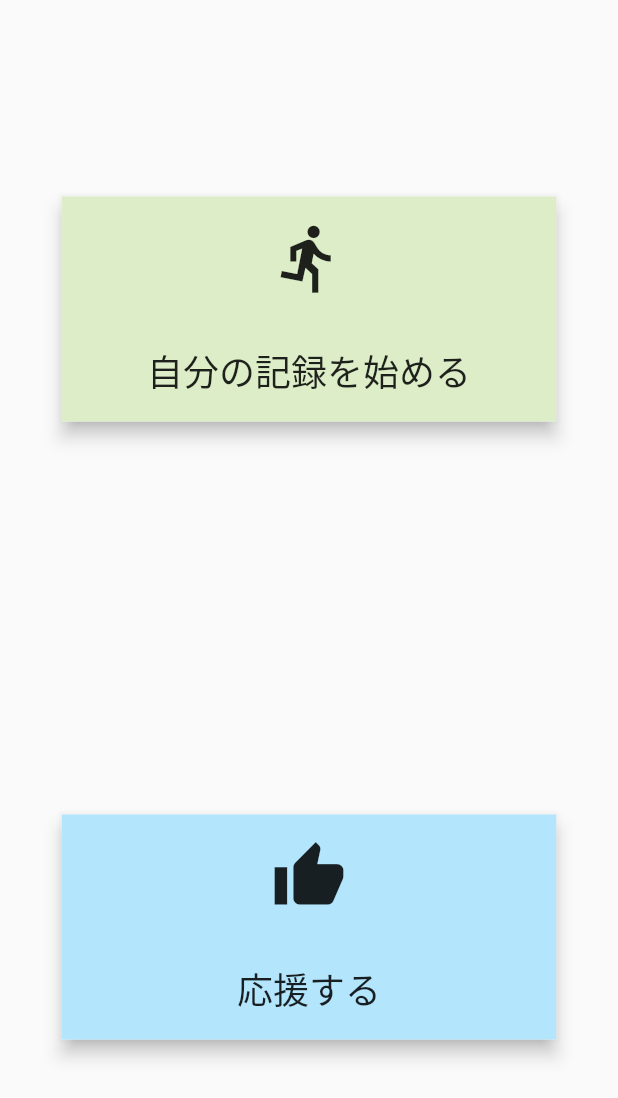
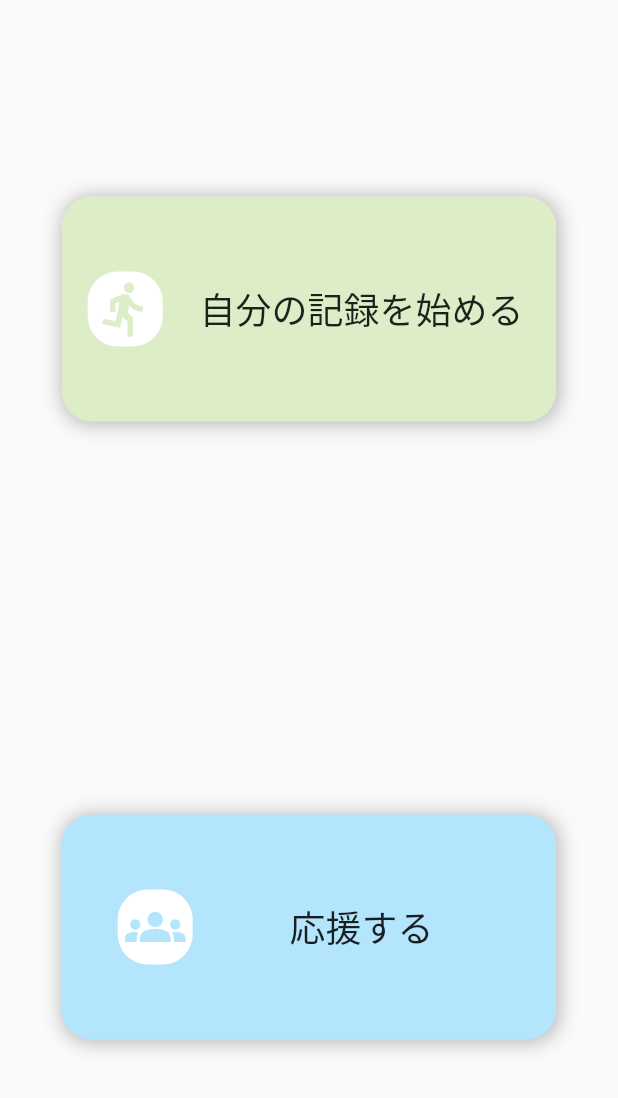
Before and after one commit to y0303noki/YellApp, a Flutter app: the screen it shows after launch, on a phone screen of 412 x 824 dp. Shown: the top 1098 px of the screen. Run offline on Flutter 3.47's test engine with Material 2 defaults, Android fonts, the phone set to English and light mode, and no system bars; our stand-ins replace bubble, cloud_firestore, firebase_auth, firebase_core, flutter_hooks, hooks_riverpod and 2 more; accounts and stored records are empty; network calls fail.

Commit message:
ui修正

```diff
--- a/lib/components/widget/button_widget.dart
+++ b/lib/components/widget/button_widget.dart
@@ -12,54 +12,78 @@ class ButtonWidget {
   // メインボタンelevation
   static const double mainButtonElevation = 5.0;
 
-  // スタート画面で設置するボタン
   static startMainButton(
     double deviceWidth,
     String buttonText,
-    IconData iconData,
+    IconData icondata,
     Color color,
   ) {
-    return Material(
-      elevation: mainButtonElevation,
-      child: Container(
+    return Container(
       height: 150,
       width: deviceWidth * 0.8,
       decoration: BoxDecoration(
+        borderRadius: BorderRadius.circular(20),
+        boxShadow: const [
+          BoxShadow(
+            color: Colors.black26,
+            spreadRadius: 1.0,
+            blurRadius: 10.0,
+            offset: Offset(1, 1),
+          ),
+        ],
         color: color,
       ),
-        child: Column(
+      child: Row(
         mainAxisAlignment: MainAxisAlignment.spaceAround,
         children: [
-            Icon(
-              iconData,
-              size: mainIconSize,
+          Container(
+            padding: const EdgeInsets.only(
+              top: 5,
+              bottom: 5,
+              left: 5,
+              right: 5,
             ),
-            TextWidget.headLineText5(buttonText),
+            margin: const EdgeInsets.only(
+              top: 10,
+              bottom: 10,
+              left: 10,
+              right: 10,
+            ),
+            decoration: BoxDecoration(
+              color: Colors.white,
+              borderRadius: BorderRadius.circular(20),
+            ),
+            child: Icon(
+              icondata,
+              color: color,
+              size: 40,
+            ),
+          ),
+          Center(
+            child: TextWidget.headLineText5(buttonText),
+          ),
+          Container(),
         ],
-        ),
       ),
     );
   }
 
-  /// 通信中のスタートメインボタン
   static startMainWaitingButton(
     double deviceWidth,
+    Color color,
   ) {
-    return Material(
-      elevation: mainButtonElevation,
-      child: Container(
+    return Container(
       height: 150,
       width: deviceWidth * 0.8,
       decoration: BoxDecoration(
-          color: CommonWidget.myDefaultColor(),
+        borderRadius: BorderRadius.circular(20),
+        color: color,
       ),
-        child: Column(
+      child: Row(
         mainAxisAlignment: MainAxisAlignment.spaceAround,
         children: [
           Container(),
-            TextWidget.headLineText5(''),
         ],
-        ),
       ),
     );
   }
@@ -117,7 +141,7 @@ class ButtonWidget {
       width: 80,
       height: 80,
       decoration: BoxDecoration(
-        border: Border.all(color: Colors.blue, width: 5),
+        border: Border.all(color: Colors.black, width: 2),
         borderRadius: BorderRadius.circular(80 / 2),
       ),
       child: Center(
--- a/lib/components/widget/common_widget.dart
+++ b/lib/components/widget/common_widget.dart
@@ -2,6 +2,7 @@ import 'package:flutter/material.dart';
 import 'package:yell_app/components/widget/text_widget.dart';
 import 'package:yell_app/state/my_achievment_provider.dart';
 import 'package:yell_app/state/other_achievment_provider.dart';
+import 'package:yell_app/utility/utility.dart';
 
 class CommonWidget {
   // dateピッカーを表示して選択したDateTimeを返す
@@ -130,8 +131,12 @@ class CommonWidget {
   }
 
 //
-  static achieveTitleWidget(MyAchievment? _myAchievment,
-      OtherAchievment? _otherAchievment, Widget _logoWidget) {
+  static achieveTitleWidget(
+    MyAchievment? _myAchievment,
+    OtherAchievment? _otherAchievment,
+    Widget _logoWidget,
+    DateTime _startDateTime,
+  ) {
     int count = -1; // カウント
     String title = ''; // タイトル
 
@@ -160,14 +165,6 @@ class CommonWidget {
       decoration: BoxDecoration(
         color: CommonWidget.myDefaultColor(),
         borderRadius: BorderRadius.circular(20),
-        boxShadow: const [
-          BoxShadow(
-            color: Colors.black26,
-            spreadRadius: 1.0,
-            blurRadius: 10.0,
-            offset: Offset(10, 10),
-          ),
-        ],
       ),
       child: Column(
         children: [
@@ -194,6 +191,19 @@ class CommonWidget {
               // ロゴ
               _logoWidget,
             ],
+          ),
+          const Divider(
+            color: Colors.black,
+          ),
+          Container(
+            child: Row(
+              mainAxisAlignment: MainAxisAlignment.spaceBetween,
+              children: [
+                TextWidget.subTitleText1('はじめた日   '),
+                TextWidget.subTitleText3(
+                    '${Utility.toDateFormatted(_startDateTime)}'),
+              ],
+            ),
           ),
         ],
       ),
@@ -241,7 +251,7 @@ class CommonWidget {
         child: const SizedBox(
           width: 60,
           height: 60,
-          child: Center(child: Text('ロゴなし')),
+          child: Center(child: Text('image')),
         ),
       );
     }
--- a/lib/screen/other/other_yell_main_page.dart
+++ b/lib/screen/other/other_yell_main_page.dart
@@ -76,6 +76,7 @@ class OtherYellMainPage extends ConsumerWidget {
                 null,
                 otherAchievment,
                 _logoWidget(otherAchievment, context),
+                otherAchievment.startDate,
               ),
               Container(
                 margin: const EdgeInsets.only(
--- a/lib/screen/start_page.dart
+++ b/lib/screen/start_page.dart
@@ -61,9 +61,15 @@ class StartPage extends ConsumerWidget {
                     child: ButtonWidget.startMainButton(
                       deviceSize.width,
                       '応援する',
-                      Icons.thumb_up,
+                      Icons.groups,
                       CommonWidget.otherDefaultColor()!,
                     ),
+                    // child: ButtonWidget.startMainButton(
+                    //   deviceSize.width,
+                    //   '応援する',
+                    //   Icons.thumb_up,
+                    //   CommonWidget.otherDefaultColor()!,
+                    // ),
                   ),
                 ],
               )
@@ -86,7 +92,10 @@ class StartPage extends ConsumerWidget {
         if (snapshot.connectionState == ConnectionState.waiting) {
           // 通信中
           return Center(
-            child: ButtonWidget.startMainWaitingButton(deviceSize.width),
+            child: ButtonWidget.startMainWaitingButton(
+              deviceSize.width,
+              CommonWidget.myDefaultColor()!,
+            ),
           );
         }
 
@@ -106,7 +115,7 @@ class StartPage extends ConsumerWidget {
                 Navigator.push(
                   context,
                   MaterialPageRoute(
-                    builder: (context) => StartMySettingPage(),
+                    builder: (context) => const StartMySettingPage(),
                   ),
                 ).then(
                   (value) {
@@ -114,16 +123,22 @@ class StartPage extends ConsumerWidget {
                   },
                 );
               },
-              child: Column(
-                children: [
-                  ButtonWidget.startMainButton(
+              child: ButtonWidget.startMainButton(
                 deviceSize.width,
                 '自分の記録を始める',
                 Icons.directions_run,
                 CommonWidget.myDefaultColor()!,
               ),
-                ],
-              ),
+              // child: Column(
+              //   children: [
+              //     ButtonWidget.startMainButton(
+              //       deviceSize.width,
+              //       '自分の記録を始める',
+              //       Icons.directions_run,
+              //       CommonWidget.myDefaultColor()!,
+              //     ),
+              //   ],
+              // ),
             );
           }
 
@@ -150,16 +165,22 @@ class StartPage extends ConsumerWidget {
                   myAchievment.refreshNotifyListeners();
                 });
               },
-              child: Column(
-                children: [
-                  ButtonWidget.startMainButton(
+              child: ButtonWidget.startMainButton(
                 deviceSize.width,
                 '自分の記録を始める',
                 Icons.directions_run,
                 CommonWidget.myDefaultColor()!,
               ),
-                ],
-              ),
+              // child: Column(
+              //   children: [
+              //     ButtonWidget.startMainButton(
+              //       deviceSize.width,
+              //       '自分の記録を始める',
+              //       Icons.directions_run,
+              //       CommonWidget.myDefaultColor()!,
+              //     ),
+              //   ],
+              // ),
             );
           } else {
             // 登録ずみデータあり
@@ -180,16 +201,22 @@ class StartPage extends ConsumerWidget {
                   myAchievment.refreshNotifyListeners();
                 });
               },
-              child: Column(
-                children: [
-                  ButtonWidget.startMainButton(
+              child: ButtonWidget.startMainButton(
                 deviceSize.width,
                 '自分の記録を始める',
                 Icons.directions_run,
                 CommonWidget.myDefaultColor()!,
               ),
-                ],
-              ),
+              // child: Column(
+              //   children: [
+              //     ButtonWidget.startMainButton(
+              //       deviceSize.width,
+              //       '自分の記録を始める',
+              //       Icons.directions_run,
+              //       CommonWidget.myDefaultColor()!,
+              //     ),
+              //   ],
+              // ),
             );
           }
         } else {
--- a/lib/state/my_achievment_provider.dart
+++ b/lib/state/my_achievment_provider.dart
@@ -37,6 +37,8 @@ class MyAchievment extends ChangeNotifier {
   int logoImageNumber = -1; // ロゴ画像（0 ~ 5)
 
   int resetHour = 0; // リセットタイム（hour)
+
+  DateTime startDate = DateTime.now(); // 開始日時
 
   String achieveComment = ''; // 達成コメント
   void updatedAchieveComment(String _comment) {
@@ -104,6 +106,7 @@ class MyAchievment extends ChangeNotifier {
     resetHour = _myGoalModel.resetHour;
 
     updatedCurrentDayAt = _myGoalModel.updatedCurrentDayAt;
+    startDate = _myGoalModel.createdAt!;
 
     // ロゴ
     logoImageNumber = _myGoalModel.logoImageNumber;
--- a/lib/state/other_achievment_provider.dart
+++ b/lib/state/other_achievment_provider.dart
@@ -32,6 +32,8 @@ class OtherAchievment extends ChangeNotifier {
 
   DateTime? updatedCurrentDayAt; // 達成した日付
   int resetHour = 0; // リセットタイム（hour)
+
+  DateTime startDate = DateTime.now(); // 開始日時
 
   // 全部リセット
   void resetData() {
@@ -74,6 +76,7 @@ class OtherAchievment extends ChangeNotifier {
     continuationCount = _ownerGoalModel.continuationCount;
     updatedCurrentDayAt = _ownerGoalModel.updatedCurrentDayAt;
     resetHour = _ownerGoalModel.resetHour;
+    startDate = _ownerGoalModel.createdAt!;
     refresh = false;
   }
 
```
Also changed, not shown: lib/screen/my/my_achievement_page.dart (+28 -9 lines). Lines whose indentation alone changed are shown as unchanged.
